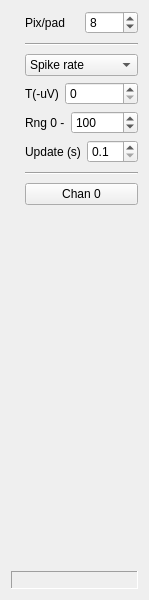
Above: Forms/ShankWindow.ui from billkarsh/SpikeGLX before the change. Below: the same form after it.
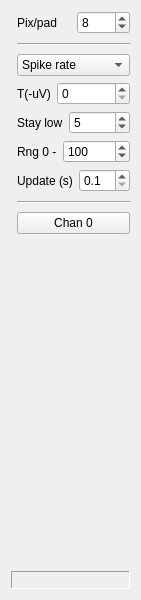
That is the form after the change. Custom widgets are drawn as their Qt base class.

Commit message: Shank viewers get spike rates

What changed in the file:
```diff
--- a/Forms/ShankWindow.ui
+++ b/Forms/ShankWindow.ui
@@ -6,7 +6,7 @@
    <rect>
     <x>0</x>
     <y>0</y>
-    <width>149</width>
+    <width>140</width>
     <height>600</height>
    </rect>
   </property>
@@ -14,7 +14,7 @@
    <string>Shank Activity</string>
   </property>
   <layout class="QGridLayout" name="gridLayout">
-   <item row="0" column="0" rowspan="9">
+   <item row="0" column="0" rowspan="10">
     <widget class="ShankScroll" name="scroll" native="true">
      <property name="sizePolicy">
       <sizepolicy hsizetype="Expanding" vsizetype="Expanding">
@@ -113,6 +113,36 @@
     </layout>
    </item>
    <item row="4" column="1" colspan="2">
+    <layout class="QHBoxLayout" name="horizontalLayout_4">
+     <item>
+      <widget class="QLabel" name="label_5">
+       <property name="text">
+        <string>Stay low</string>
+       </property>
+      </widget>
+     </item>
+     <item>
+      <widget class="QSpinBox" name="inarowSB">
+       <property name="sizePolicy">
+        <sizepolicy hsizetype="Expanding" vsizetype="Fixed">
+         <horstretch>0</horstretch>
+         <verstretch>0</verstretch>
+        </sizepolicy>
+       </property>
+       <property name="minimum">
+        <number>1</number>
+       </property>
+       <property name="maximum">
+        <number>100</number>
+       </property>
+       <property name="value">
+        <number>5</number>
+       </property>
+      </widget>
+     </item>
+    </layout>
+   </item>
+   <item row="5" column="1" colspan="2">
     <layout class="QHBoxLayout" name="horizontalLayout">
      <item>
       <widget class="QLabel" name="label_3">
@@ -145,7 +175,7 @@
      </item>
     </layout>
    </item>
-   <item row="5" column="1" colspan="2">
+   <item row="6" column="1" colspan="2">
     <layout class="QHBoxLayout" name="horizontalLayout_3">
      <item>
       <widget class="QLabel" name="label_2">
@@ -187,20 +217,20 @@
      </item>
     </layout>
    </item>
-   <item row="6" column="1" colspan="2">
-    <widget class="Line" name="line">
-     <property name="minimumSize">
-      <size>
-       <width>0</width>
-       <height>8</height>
-      </size>
-     </property>
-     <property name="orientation">
-      <enum>Qt::Horizontal</enum>
-     </property>
-    </widget>
-   </item>
    <item row="7" column="1" colspan="2">
+    <widget class="Line" name="line">
+     <property name="minimumSize">
+      <size>
+       <width>0</width>
+       <height>8</height>
+      </size>
+     </property>
+     <property name="orientation">
+      <enum>Qt::Horizontal</enum>
+     </property>
+    </widget>
+   </item>
+   <item row="8" column="1" colspan="2">
     <widget class="QPushButton" name="chanBut">
      <property name="toolTip">
       <string>Selected channel (click to find)</string>
@@ -210,7 +240,7 @@
      </property>
     </widget>
    </item>
-   <item row="8" column="1">
+   <item row="9" column="1">
     <spacer name="verticalSpacer">
      <property name="orientation">
       <enum>Qt::Vertical</enum>
@@ -223,7 +253,7 @@
      </property>
     </spacer>
    </item>
-   <item row="9" column="0" colspan="3">
+   <item row="10" column="0" colspan="3">
     <widget class="QLabel" name="statusLbl">
      <property name="sizePolicy">
       <sizepolicy hsizetype="Preferred" vsizetype="Fixed">
```
Left out of the diff: 1 changed line with no effect on the pictures. The commit also changes 5 other files.
